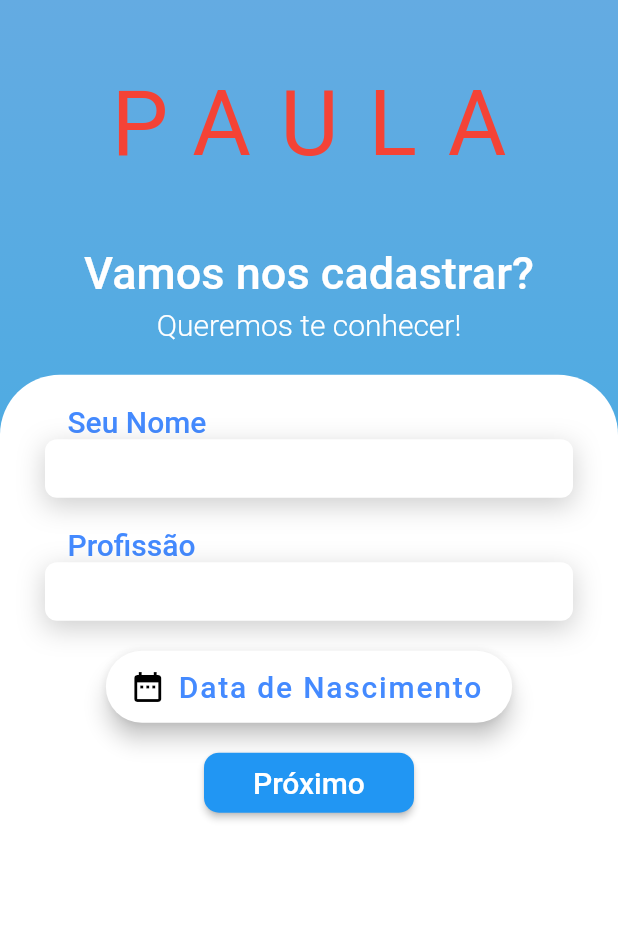
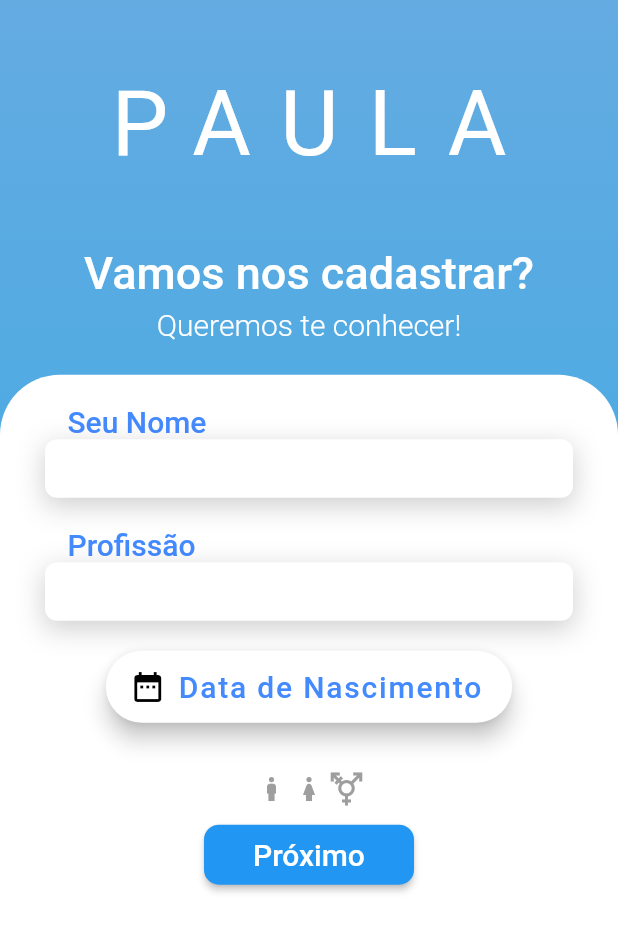
Before and after one commit to Paula-Project/Paula-app, a Flutter app: the SingupPage screen opened by its route, on a phone screen of 412 x 824 dp. Shown: the top 932 px of the screen. Run offline on Flutter 3.47's test engine with Material 2 defaults, Android fonts, the phone set to English and light mode, and no system bars; our stand-ins replace flutter_datetime_picker, page_transition; missing offline and left inert: gender_picker; Roboto replaces fonts that are missing (Nunito).

Commit message:
Desenvolvimento da Tela singup_page_part1, versão 4.

```diff
--- a/lib/app/views/components/paulaTitle.dart
+++ b/lib/app/views/components/paulaTitle.dart
@@ -10,7 +10,7 @@ class PaulaTitleComponent extends StatelessWidget {
     return Center(
       child: Text("PAULA",
           style: TextStyle(
-            color: Colors.red,
+            color: Colors.white,
             fontSize: 60,
             fontFamily: "Nunito",
             fontWeight: FontWeight.normal,
--- a/lib/app/views/singup_page_part1.dart
+++ b/lib/app/views/singup_page_part1.dart
@@ -20,7 +20,7 @@ class _SingupPageState extends State<SingupPage> {
             Color.fromARGB(255, 100, 171, 226),
             Color.fromARGB(255, 41, 171, 226)
           ]));
-
+  List<bool> isSelected = List.generate(3, (int) => false);
   String nickname = '';
   String password = '';
 
@@ -30,6 +30,7 @@ class _SingupPageState extends State<SingupPage> {
     var pickedtime;
     String date = "";
     DateTime selectedDate = DateTime.now();
+
     return Material(
       child: Container(
         decoration: BackgroundBlueGradiend,
@@ -127,7 +128,6 @@ class _SingupPageState extends State<SingupPage> {
                                                   vertical: 10,
                                                   horizontal: 4),
                                               isDense: true,
-                                              hintText: '****',
                                               fillColor: Colors.white,
                                               filled: true,
                                               border: OutlineInputBorder(
@@ -140,7 +140,6 @@ class _SingupPageState extends State<SingupPage> {
                                             style: const TextStyle(
                                                 color: Colors.black),
                                             onChanged: (value) {
-                                              password = value;
                                             },
                                           ),
                                         ),
@@ -161,7 +160,7 @@ class _SingupPageState extends State<SingupPage> {
                                         ),
                                         Container(
                                           decoration:
-                                            BoxDecoration(boxShadow: [
+                                          BoxDecoration(boxShadow: [
                                             BoxShadow(
                                               color: Color.fromARGB(50, 0, 0, 0),
                                               blurRadius: 15,
@@ -188,7 +187,7 @@ class _SingupPageState extends State<SingupPage> {
                                             style: const TextStyle(
                                                 color: Colors.black),
                                             onChanged: (value) {
-                                              password = value;
+
                                             },
                                           ),
                                         ),
@@ -233,6 +232,34 @@ class _SingupPageState extends State<SingupPage> {
                                         Container(
                                           height: 20,
                                         ),
+                                        ToggleButtons(
+                                          constraints: BoxConstraints(),
+                                          children: <Widget>[
+                                            Icon(
+                                              Icons.boy_outlined,
+                                              color: Colors.grey,
+                                            ),
+                                            Icon(
+                                              Icons.girl_outlined,
+                                              color: Colors.grey,),
+                                            Icon(
+                                              Icons.transgender_outlined,
+                                              color: Colors.grey,
+                                            ),
+                                          ],
+                                          onPressed: (int index) {
+                                            setState(() {
+                                              for (int buttonIndex = 0; buttonIndex < isSelected.length; buttonIndex++) {
+                                                if (buttonIndex == index) {
+                                                  isSelected[buttonIndex] = true;
+                                                } else {
+                                                  isSelected[buttonIndex] = false;
+                                                }
+                                              }
+                                            });
+                                          },
+                                          isSelected: isSelected,
+                                        ),
                                         SizedBox(
                                           width: 140,
                                           height: 40,
```
